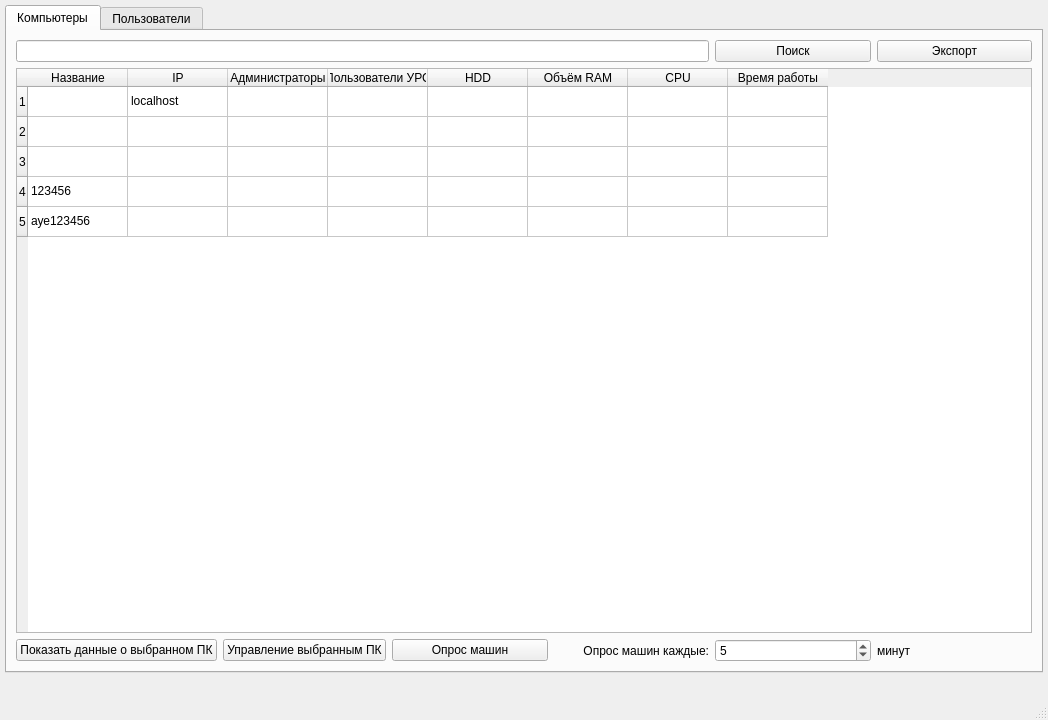
This is azot.ui in whatever125/azot as Qt 5 draws it before an edit. The edited form follows.
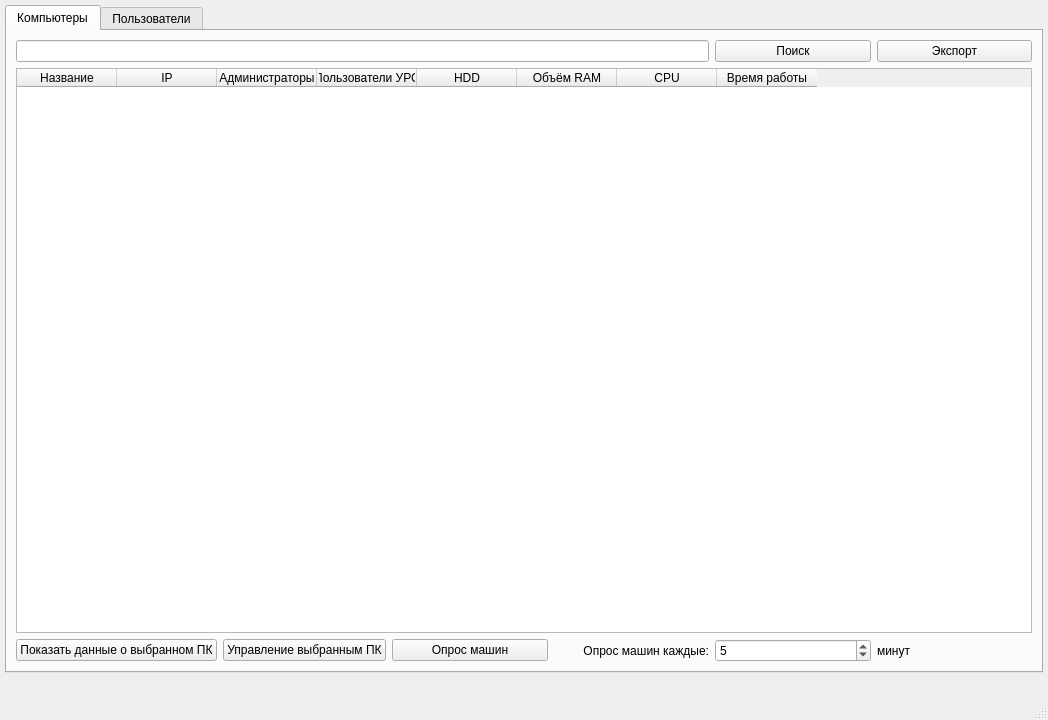
This is the edited form. The open tabs and pages were chosen to show the change. Icons and pictures are not drawn.

```diff
--- a/azot.ui
+++ b/azot.ui
@@ -72,7 +72,7 @@
            <bool>true</bool>
           </property>
           <property name="rowCount">
-           <number>5</number>
+           <number>0</number>
           </property>
           <attribute name="horizontalHeaderCascadingSectionResizes">
            <bool>false</bool>
@@ -86,11 +86,6 @@
           <attribute name="verticalHeaderStretchLastSection">
            <bool>false</bool>
           </attribute>
-          <row/>
-          <row/>
-          <row/>
-          <row/>
-          <row/>
           <column>
            <property name="text">
             <string>Название</string>
@@ -131,206 +126,6 @@
             <string>Время работы</string>
            </property>
           </column>
-          <item row="0" column="0">
-           <property name="text">
-            <string/>
-           </property>
-          </item>
-          <item row="0" column="1">
-           <property name="text">
-            <string>localhost</string>
-           </property>
-          </item>
-          <item row="0" column="2">
-           <property name="text">
-            <string/>
-           </property>
-          </item>
-          <item row="0" column="3">
-           <property name="text">
-            <string/>
-           </property>
-          </item>
-          <item row="0" column="4">
-           <property name="text">
-            <string/>
-           </property>
-          </item>
-          <item row="0" column="5">
-           <property name="text">
-            <string/>
-           </property>
-          </item>
-          <item row="0" column="6">
-           <property name="text">
-            <string/>
-           </property>
-          </item>
-          <item row="0" column="7">
-           <property name="text">
-            <string/>
-           </property>
-          </item>
-          <item row="1" column="0">
-           <property name="text">
-            <string/>
-           </property>
-          </item>
-          <item row="1" column="1">
-           <property name="text">
-            <string/>
-           </property>
-          </item>
-          <item row="1" column="2">
-           <property name="text">
-            <string/>
-           </property>
-          </item>
-          <item row="1" column="3">
-           <property name="text">
-            <string/>
-           </property>
-          </item>
-          <item row="1" column="4">
-           <property name="text">
-            <string/>
-           </property>
-          </item>
-          <item row="1" column="5">
-           <property name="text">
-            <string/>
-           </property>
-          </item>
-          <item row="1" column="6">
-           <property name="text">
-            <string/>
-           </property>
-          </item>
-          <item row="1" column="7">
-           <property name="text">
-            <string/>
-           </property>
-          </item>
-          <item row="2" column="0">
-           <property name="text">
-            <string/>
-           </property>
-          </item>
-          <item row="2" column="1">
-           <property name="text">
-            <string/>
-           </property>
-          </item>
-          <item row="2" column="2">
-           <property name="text">
-            <string/>
-           </property>
-          </item>
-          <item row="2" column="3">
-           <property name="text">
-            <string/>
-           </property>
-          </item>
-          <item row="2" column="4">
-           <property name="text">
-            <string/>
-           </property>
-          </item>
-          <item row="2" column="5">
-           <property name="text">
-            <string/>
-           </property>
-          </item>
-          <item row="2" column="6">
-           <property name="text">
-            <string/>
-           </property>
-          </item>
-          <item row="2" column="7">
-           <property name="text">
-            <string/>
-           </property>
-          </item>
-          <item row="3" column="0">
-           <property name="text">
-            <string>123456</string>
-           </property>
-          </item>
-          <item row="3" column="1">
-           <property name="text">
-            <string/>
-           </property>
-          </item>
-          <item row="3" column="2">
-           <property name="text">
-            <string/>
-           </property>
-          </item>
-          <item row="3" column="3">
-           <property name="text">
-            <string/>
-           </property>
-          </item>
-          <item row="3" column="4">
-           <property name="text">
-            <string/>
-           </property>
-          </item>
-          <item row="3" column="5">
-           <property name="text">
-            <string/>
-           </property>
-          </item>
-          <item row="3" column="6">
-           <property name="text">
-            <string/>
-           </property>
-          </item>
-          <item row="3" column="7">
-           <property name="text">
-            <string/>
-           </property>
-          </item>
-          <item row="4" column="0">
-           <property name="text">
-            <string>ауе123456</string>
-           </property>
-          </item>
-          <item row="4" column="1">
-           <property name="text">
-            <string/>
-           </property>
-          </item>
-          <item row="4" column="2">
-           <property name="text">
-            <string/>
-           </property>
-          </item>
-          <item row="4" column="3">
-           <property name="text">
-            <string/>
-           </property>
-          </item>
-          <item row="4" column="4">
-           <property name="text">
-            <string/>
-           </property>
-          </item>
-          <item row="4" column="5">
-           <property name="text">
-            <string/>
-           </property>
-          </item>
-          <item row="4" column="6">
-           <property name="text">
-            <string/>
-           </property>
-          </item>
-          <item row="4" column="7">
-           <property name="text">
-            <string/>
-           </property>
-          </item>
          </widget>
         </item>
         <item row="2" column="3">
```
Left out of the diff: 134 changed lines with no effect on the pictures.
